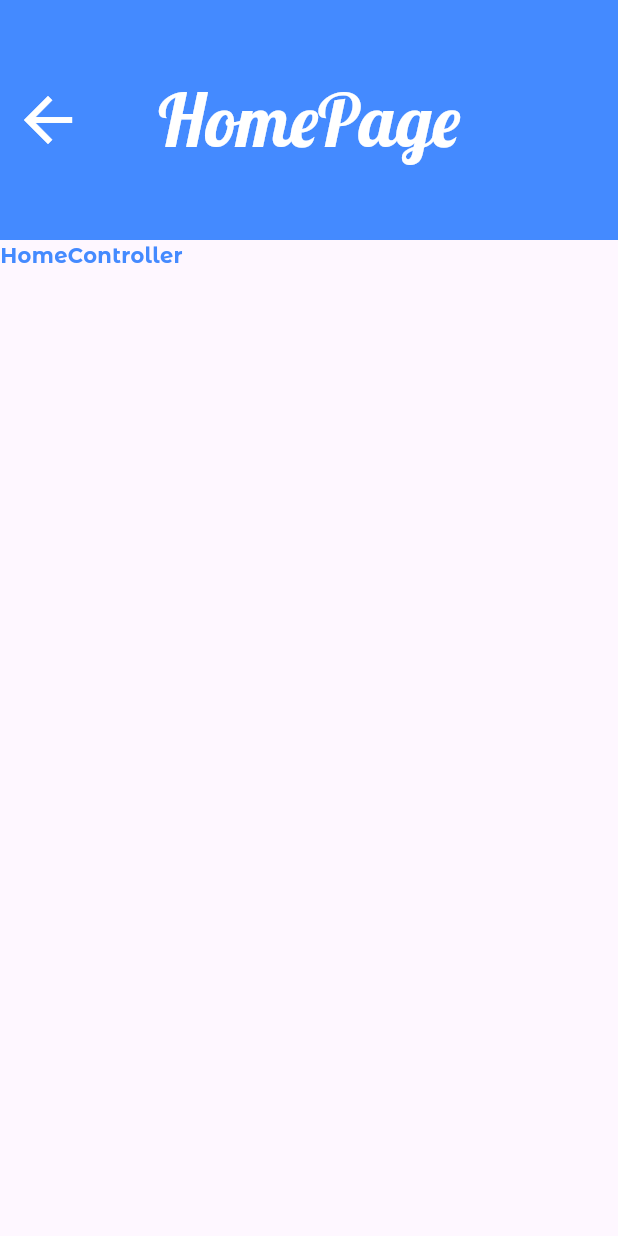
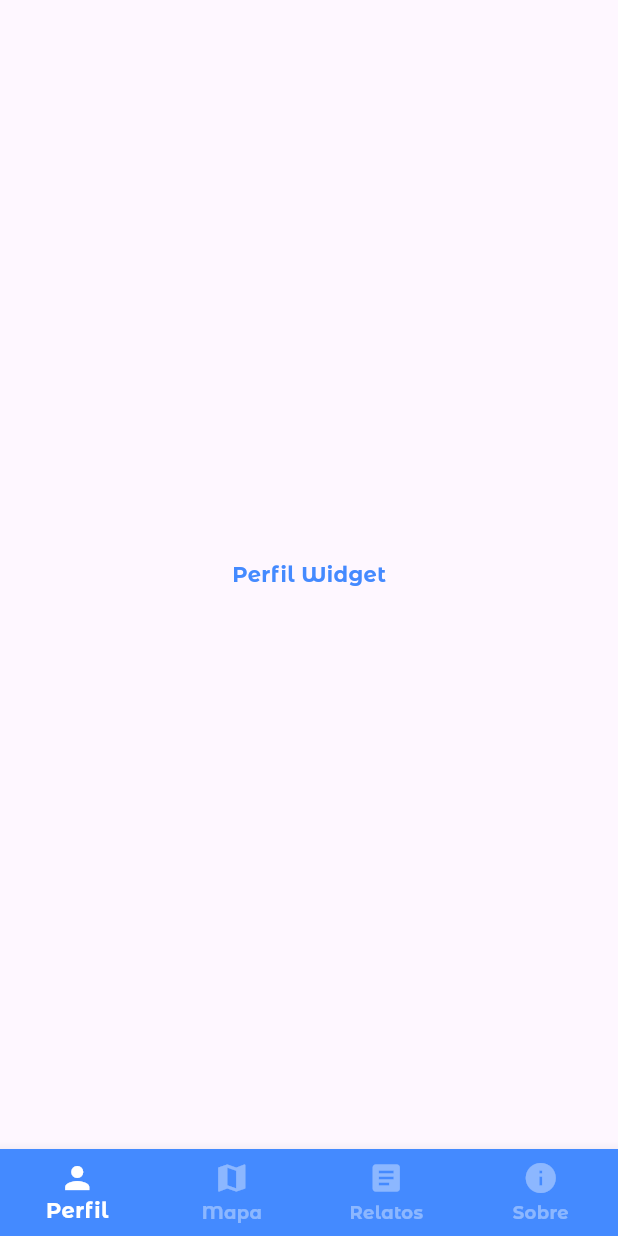
Before and after one commit to DoidoRK/FloodWatchApp, a Flutter app: the HomePage screen opened by its route, on a phone screen of 412 x 824 dp. Run offline on Flutter 3.47's test engine with Material 3 defaults, Android fonts, the phone set to English and light mode, and no system bars; our stand-ins replace get; project files that could hold a hidden picture were left out.

Commit message:
Home page initial implementation finished.

```diff
--- a/lib/app/controllers/home_controller.dart
+++ b/lib/app/controllers/home_controller.dart
@@ -1,12 +1,10 @@
 import 'package:get/get.dart';
+import 'package:get/get_rx/get_rx.dart';
 
 class HomeController extends GetxController {
+  var currentIndex = 1.obs;
 
-// final MyRepository repository;
-// HomeController(this.repository);
-HomeController();
-
-  final _obj = ''.obs;
-  set obj(value) => this._obj.value = value;
-  get obj => this._obj.value;
+  void changePage(int index) {
+    currentIndex.value = index;
+  }
 }
--- a/lib/app/controllers/loading_controller.dart
+++ b/lib/app/controllers/loading_controller.dart
@@ -10,9 +10,9 @@ class LoadingController extends GetxController {
 
   void _navigateToNextPage() async {
     // Simular um atraso para mostrar a tela de carregamento
-    await Future.delayed(Duration(seconds: 5));
+    await Future.delayed(const Duration(seconds: 2));
 
     // Navegar para a tela principal (ou qualquer outra tela desejada)
-    Get.offNamed('/login');
+    Get.offAllNamed('/home');
   }
 }
--- a/lib/app/controllers/splash_controller.dart
+++ b/lib/app/controllers/splash_controller.dart
@@ -10,9 +10,9 @@ class SplashController extends GetxController {
 
   void _navigateToNextPage() async {
     // Simular um atraso para mostrar a tela de splash
-    await Future.delayed(Duration(seconds: 3));
+    await Future.delayed(const Duration(seconds: 1));
 
     // Navegar para a tela de loading
-    Get.offNamed('/loading');
+    Get.toNamed('/loading');
   }
 }
--- a/lib/app/ui/home_page/home_page.dart
+++ b/lib/app/ui/home_page/home_page.dart
@@ -2,16 +2,53 @@ import 'package:flood_watch_app/app/controllers/home_controller.dart';
 import 'package:flutter/material.dart';
 import 'package:get/get.dart';
 
-class HomePage extends GetView<HomeController> {
+class HomePage extends StatelessWidget {
+  final HomeController homeController = Get.put(HomeController());
+
+  final List<Widget> _pages = [
+    Center(child: Text('Perfil Widget')),
+    Center(child: Text('Mapa Widget')),
+    Center(child: Text('Relatos Widget')),
+    Center(child: Text('Sobre Widget')),
+  ];
 
   @override
   Widget build(BuildContext context) {
-
     return Scaffold(
-    appBar: AppBar(title: Text('HomePage')),
-
-    body: SafeArea(
-      child: Text('HomeController'))
+      bottomNavigationBar: Obx(() {
+        return BottomNavigationBar(
+          currentIndex: homeController.currentIndex.value,
+          onTap: (index) => homeController.changePage(index),
+          type: BottomNavigationBarType.fixed,
+          items: const [
+            BottomNavigationBarItem(
+              icon: Icon(Icons.person),
+              label: 'Perfil',
+            ),
+            BottomNavigationBarItem(
+              icon: Icon(Icons.map),
+              label: 'Mapa',
+            ),
+            BottomNavigationBarItem(
+              icon: Icon(Icons.article),
+              label: 'Relatos',
+            ),
+            BottomNavigationBarItem(
+              icon: Icon(Icons.info),
+              label: 'Sobre',
+            ),
+          ],
+        );
+      }),
+      body: Column(
+        children: [
+          Expanded(
+            child: Obx(() {
+              return _pages[homeController.currentIndex.value]; // Widget variável
+            }),
+          ),
+        ],
+      ),
     );
   }
 }
--- a/lib/app/ui/loading_page/loading_page.dart
+++ b/lib/app/ui/loading_page/loading_page.dart
@@ -6,9 +6,10 @@ import 'package:get/get.dart';
 class LoadingPage extends GetView<LoadingController> {
   @override
   Widget build(BuildContext context) {
+
     return Scaffold(
       backgroundColor: appThemeData.primaryColor,
-      body: Center(
+      body: const Center(
         child: Column(
           mainAxisAlignment: MainAxisAlignment.center,
           children: [
--- a/lib/main.dart
+++ b/lib/main.dart
@@ -1,8 +1,8 @@
+import 'package:flood_watch_app/app/controllers/home_controller.dart';
 import 'package:flood_watch_app/app/controllers/loading_controller.dart';
 import 'package:flood_watch_app/app/controllers/login_controller.dart';
 import 'package:flood_watch_app/app/controllers/splash_controller.dart';
 import 'package:flood_watch_app/app/theme/app_theme.dart';
-//import 'package:flood_watch_app/app/ui/splash_page/splash_page.dart';
 import 'package:flood_watch_app/routes/app_pages.dart';
 import 'package:flood_watch_app/routes/app_routes.dart';
 import 'package:flutter/material.dart';
@@ -14,12 +14,12 @@ void main() {
     initialRoute: Routes.SPLASH, // Rota inicial
     theme: appThemeData, // Tema personalizado do app
     defaultTransition: Transition.fade, // Transição padrão entre telas
-    getPages:
-        AppPages.pages, // Array de navegação contendo as rotas e suas pages
+    getPages: AppPages.pages, // Array de navegação contendo as rotas e suas pages
     initialBinding: BindingsBuilder(() {
       Get.put(SplashController());
       Get.put(LoadingController());
       Get.put(LoginController());
+      Get.put(HomeController());
     }),
   ));
 }
```
Also changed, not shown: lib/app/theme/app_theme.dart (+20 -7 lines), lib/routes/app_pages.dart (+3 -12 lines).
